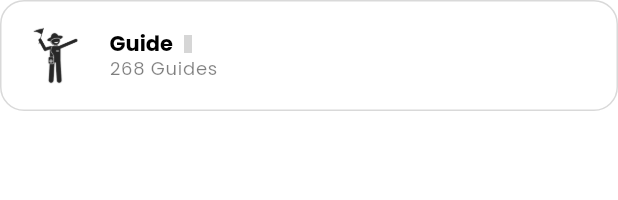
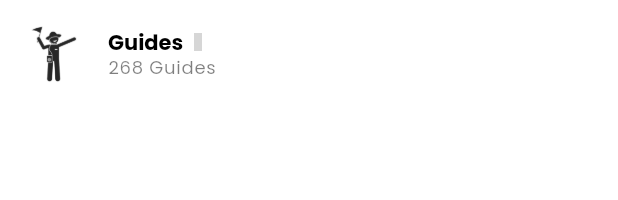
Before and after one commit to Savindu2001/airsolo_main, a Flutter app: the ACategoryCard widget shown alone on an empty page, opened directly, on a phone screen of 412 x 824 dp. Shown: the top 200 px of the screen. Run offline on Flutter 3.47's test engine with Material 3 defaults, Android fonts, the phone set to English and light mode, and no system bars; our stand-ins replace carousel_slider, firebase_core, get, get_storage, hugeicons, iconsax and 2 more; accounts and stored records are empty; grey boxes are pictures that could not be loaded.

Commit message:
service page items

```diff
--- /dev/null
+++ b/lib/common/widgets/category/a_category_card.dart
@@ -0,0 +1,80 @@
+
+import 'package:airsolo/common/widgets/custome_shapes/containers/rounded_card.dart';
+import 'package:airsolo/common/widgets/images/a_circular_image.dart';
+import 'package:airsolo/utils/constants/colors.dart';
+import 'package:airsolo/utils/constants/image_strings.dart';
+import 'package:airsolo/utils/constants/sizes.dart';
+import 'package:airsolo/utils/helpers/helper_functions.dart';
+import 'package:flutter/material.dart';
+import 'package:iconsax/iconsax.dart';
+
+class ACategoryCard extends StatelessWidget {
+  const ACategoryCard({
+    super.key, this.onTap, required this.showBorder,
+  });
+
+  final void Function()? onTap;
+  final bool showBorder;
+
+
+
+  @override
+  Widget build(BuildContext context) {
+    return GestureDetector(
+        onTap: onTap,
+        child: ARoundedContainer(
+            padding:  EdgeInsets.all(ASizes.sm),
+            showBorder: showBorder,
+            backgroundColor: Colors.transparent,
+            child: Row(
+
+              children: [
+                //Icon
+                Flexible(
+                  child: ACircularImage(
+                    image: AImages.guide,
+                    isNetworkImage: false,
+                    backgroundColor: Colors.transparent,
+                    overlayColor: AHelperFunctions.isDarkMode(context) ? AColors.white : AColors.dark,
+                    ),
+                ),
+
+
+                  const SizedBox(width: ASizes.spaceBtwItems/2,),
+
+                  //Text
+
+                  Expanded(
+                    child: Column(
+                      mainAxisSize: MainAxisSize.min,
+                      crossAxisAlignment: CrossAxisAlignment.start,
+                      children: [
+
+                        Row(
+                          children: [
+                            //Title
+                              Text('Guides', style: Theme.of(context).textTheme.titleLarge!.copyWith(fontSize: 14)),
+                              const SizedBox(width: ASizes.xs,),
+                              //Badged
+                              const Icon(Iconsax.verify5, color: AColors.primary, size: ASizes.iconXs,)
+                          ],
+                        ),
+
+                        //
+                        Text(
+                          '268 Guides',
+                          overflow: TextOverflow.ellipsis,
+                          style: Theme.of(context).textTheme.labelMedium,
+                        ),
+
+
+                      ],
+                    ),
+                  ),
+              ],
+            ),
+
+                                  ),
+                                );
+          }
+        }
--- a/lib/common/widgets/custome_shapes/containers/a_category_card.dart
+++ /dev/null
@@ -1,78 +0,0 @@
-
-import 'package:airsolo/common/widgets/custome_shapes/containers/rounded_card.dart';
-import 'package:airsolo/common/widgets/images/a_circular_image.dart';
-import 'package:airsolo/utils/constants/colors.dart';
-import 'package:airsolo/utils/constants/sizes.dart';
-import 'package:airsolo/utils/helpers/helper_functions.dart';
-import 'package:flutter/material.dart';
-import 'package:iconsax/iconsax.dart';
-
-class ACategoryCard extends StatelessWidget {
-  const ACategoryCard({
-    super.key, required this.title, required this.subTitle, required this.image,
-  });
-
-
-  final String title,subTitle,image;
-
-
-  @override
-  Widget build(BuildContext context) {
-    return GestureDetector(
-                          onTap: (){},
-                          child: ARoundedContainer(
-     padding:  EdgeInsets.all(ASizes.sm),
-     showBorder: true,
-     backgroundColor: Colors.transparent,
-     child: Row(
-
-       children: [
-         //Icon
-         Flexible(
-           child: ACircularImage(
-             image: image,
-             isNetworkImage: false,
-             backgroundColor: Colors.transparent,
-             overlayColor: AHelperFunctions.isDarkMode(context) ? AColors.white : AColors.dark,
-             ),
-         ),
-
-
-           const SizedBox(width: ASizes.spaceBtwItems/2,),
-
-           //Text
-
-           Expanded(
-             child: Column(
-               mainAxisSize: MainAxisSize.min,
-               crossAxisAlignment: CrossAxisAlignment.start,
-               children: [
-
-                 Row(
-                   children: [
-                     //Title
-                       Text(title, style: Theme.of(context).textTheme.titleLarge!.copyWith(fontSize: 14)),
-                       const SizedBox(width: ASizes.xs,),
-                       //Badged
-                       const Icon(Iconsax.verify5, color: AColors.primary, size: ASizes.iconXs,)
-                   ],
-                 ),
-
-                 //
-                 Text(
-                   subTitle,
-                   overflow: TextOverflow.ellipsis,
-                   style: Theme.of(context).textTheme.labelMedium,
-                 ),
-
-
-               ],
-             ),
-           ),
-       ],
-     ),
-
-                          ),
-                        );
-  }
-}
--- a/lib/utils/constants/colors.dart
+++ b/lib/utils/constants/colors.dart
@@ -47,7 +47,7 @@ class AColors{
   static const Color info = Color(0xFF1976D2);
 
   /* Shades Colors */
-  static const Color black = Color(0xFF232323);
+  static const Color black = Color.fromARGB(255, 0, 0, 0);
   static const Color darkerGrey = Color(0xFF4F4F4F);
   static const Color darkGrey = Color(0xFF939393);
   static const Color grey = Color(0xFFE0E0E0);
```
Also changed, not shown: lib/common/widgets/appbar/tabbar.dart (added, +33 -0 lines), lib/common/widgets/category/a_category_showcase.dart (added, +54 -0 lines), lib/common/widgets/search_bar/a_result.dart (added, +19 -0 lines), lib/common/widgets/search_bar/a_search_popup.dart (added, +148 -0 lines), lib/common/widgets/search_bar/default_searchbar.dart (+10 -0 lines), lib/features/app/screens/services/service_home.dart (+34 -5 lines), lib/features/app/screens/services/widgets/category_tab.dart (added, +42 -0 lines), assets/images/icons/hostel.png (renamed from assets/images/icons/hostelpng.png).
